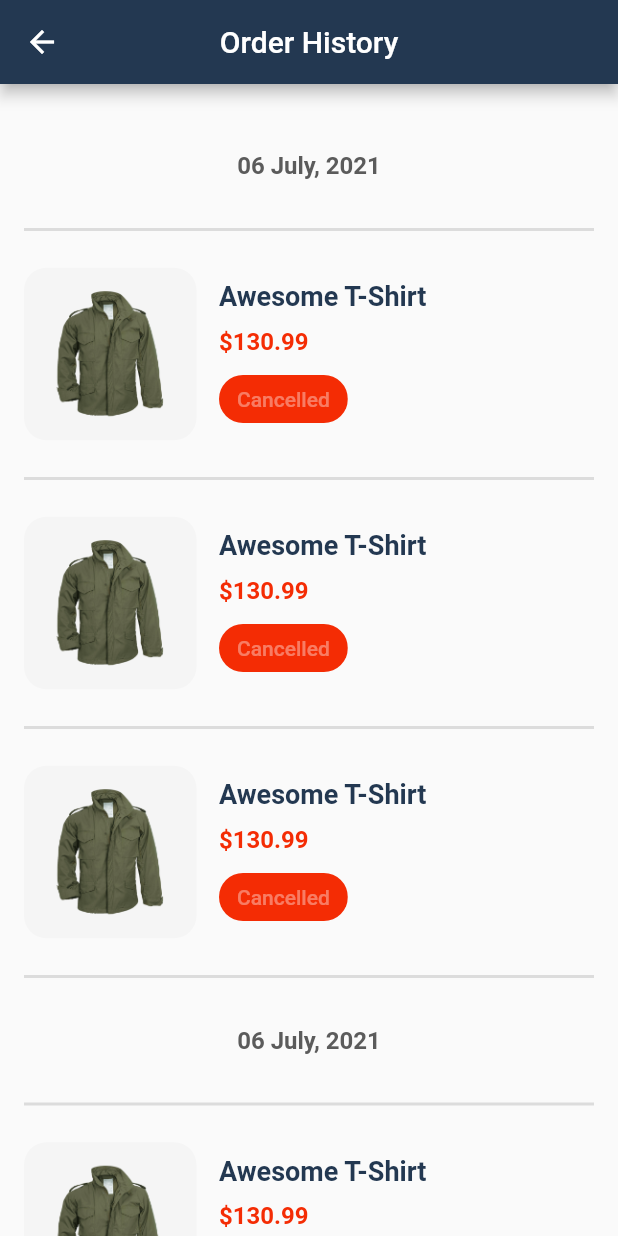
After one commit to ashikahmedfahim/Flutter-E-commerce, a Flutter app: the OrderHistoryPage screen opened directly, on a phone screen of 412 x 824 dp. The commit adds this screen. Run offline on Flutter 3.47's test engine with Material 2 defaults, Android fonts, the phone set to English and light mode, and no system bars; our stand-ins replace badges, flutter_svg, fluttertoast, modal_bottom_sheet, shared_preferences, video_player; accounts and stored records are empty.

Commit message:
order history page added and completed

```diff
--- /dev/null
+++ b/lib/components/order_history_each_date.dart
@@ -0,0 +1,37 @@
+import 'package:flutter/material.dart';
+import 'package:lacuna/components/order_history_single_product.dart';
+import 'package:lacuna/constants.dart';
+
+class OrderHistoryEachDate extends StatefulWidget {
+  const OrderHistoryEachDate({Key? key}) : super(key: key);
+
+  @override
+  _OrderHistoryEachDateState createState() => _OrderHistoryEachDateState();
+}
+
+class _OrderHistoryEachDateState extends State<OrderHistoryEachDate> {
+  @override
+  Widget build(BuildContext context) {
+    return Column(
+      children: const [
+        Padding(
+          padding: EdgeInsets.symmetric(vertical: 25.0),
+          child: Text(
+            "06 July, 2021",
+            style: TextStyle(
+              fontSize: 16.0,
+              fontWeight: FontWeight.bold,
+              color: kGreyText,
+            ),
+          ),
+        ),
+        Divider(
+          thickness: 2.0,
+        ),
+        OrderHistorySingleProduct(),
+        OrderHistorySingleProduct(),
+        OrderHistorySingleProduct(),
+      ],
+    );
+  }
+}
--- /dev/null
+++ b/lib/components/order_history_single_product.dart
@@ -0,0 +1,94 @@
+// Flutter imports:
+import 'package:flutter/material.dart';
+
+// Project imports:
+import '../constants.dart';
+
+class OrderHistorySingleProduct extends StatefulWidget {
+  const OrderHistorySingleProduct({Key? key}) : super(key: key);
+
+  @override
+  _OrderHistorySingleProductState createState() =>
+      _OrderHistorySingleProductState();
+}
+
+class _OrderHistorySingleProductState extends State<OrderHistorySingleProduct> {
+  @override
+  Widget build(BuildContext context) {
+    return Column(
+      children: [
+        Padding(
+          padding: const EdgeInsets.symmetric(vertical: 16.0),
+          child: Row(
+            mainAxisAlignment: MainAxisAlignment.spaceBetween,
+            children: [
+              Row(
+                children: [
+                  Container(
+                    height: 115,
+                    width: 115,
+                    decoration: BoxDecoration(
+                      color: kProductDetailsImageBackground,
+                      borderRadius: BorderRadius.circular(15.0),
+                    ),
+                    child: const Padding(
+                      padding: EdgeInsets.all(15.0),
+                      child: Image(
+                          height: 60.0,
+                          width: 60.0,
+                          image: AssetImage('assets/images/latestTwo.png')),
+                    ),
+                  ),
+                  Padding(
+                    padding: const EdgeInsets.symmetric(
+                      horizontal: 15.0,
+                      vertical: 5.0,
+                    ),
+                    child: Column(
+                      crossAxisAlignment: CrossAxisAlignment.start,
+                      children: const [
+                        Padding(
+                          padding: EdgeInsets.symmetric(vertical: 5.0),
+                          child: Text(
+                            'Awesome T-Shirt',
+                            style: TextStyle(
+                              fontSize: 18.0,
+                              fontWeight: FontWeight.bold,
+                              color: kPrimaryColor,
+                            ),
+                          ),
+                        ),
+                        Padding(
+                          padding: EdgeInsets.symmetric(vertical: 5.0),
+                          child: Text(
+                            '\$130.99',
+                            style: TextStyle(
+                              fontSize: 16.0,
+                              fontWeight: FontWeight.bold,
+                              color: kPriceColor,
+                            ),
+                          ),
+                        ),
+                        ChoiceChip(
+                          label: Text('Cancelled'),
+                          selected: true,
+                          selectedColor: kPriceColor,
+                          labelStyle: TextStyle(
+                            color: kDarkTextColor,
+                          ),
+                        ),
+                      ],
+                    ),
+                  ),
+                ],
+              ),
+            ],
+          ),
+        ),
+        const Divider(
+          thickness: 2.0,
+        ),
+      ],
+    );
+  }
+}
--- a/lib/components/profile_button.dart
+++ b/lib/components/profile_button.dart
@@ -4,8 +4,12 @@ import 'package:lacuna/constants.dart';
 class ProfileButton extends StatelessWidget {
   final IconData buttonIcon;
   final String buttonName;
+  final String nextPage;
   const ProfileButton(
-      {Key? key, required this.buttonName, required this.buttonIcon})
+      {Key? key,
+      required this.buttonName,
+      required this.buttonIcon,
+      required this.nextPage})
       : super(key: key);
 
   @override
@@ -43,7 +47,7 @@ class ProfileButton extends StatelessWidget {
           ],
         ),
       ),
-      onTap: () => Navigator.pushNamed(context, 'setting/'),
+      onTap: () => Navigator.pushNamed(context, nextPage),
     );
   }
 }
--- a/lib/routes/route.dart
+++ b/lib/routes/route.dart
@@ -6,6 +6,7 @@ import 'package:lacuna/mock_data/data.dart';
 import 'package:lacuna/screens/cart_page.dart';
 import 'package:lacuna/screens/checkout_page.dart';
 import 'package:lacuna/screens/home_page.dart';
+import 'package:lacuna/screens/order_history_page.dart';
 import 'package:lacuna/screens/product_details_page.dart';
 import 'package:lacuna/screens/profile_page.dart';
 import 'package:lacuna/screens/search_page.dart';
@@ -31,6 +32,7 @@ Route<dynamic> lacunaGeneratedRoutes(RouteSettings settings) {
     'checkout/': (context) => const CheckOutPage(),
     'profile/': (context) => const ProfilePage(),
     'setting/': (context) => const SettingPage(),
+    'orderHistory/': (context) => const OrderHistoryPage(),
     'search/': (context) => SearchPage(
           searchTerm: settings.arguments! as String,
         ),
--- a/lib/screens/order_history_page.dart
+++ b/lib/screens/order_history_page.dart
@@ -1,11 +1,29 @@
 // Flutter imports:
 import 'package:flutter/material.dart';
+import 'package:lacuna/components/normal_appbar.dart';
+import 'package:lacuna/components/order_history_each_date.dart';
 
 class OrderHistoryPage extends StatelessWidget {
   const OrderHistoryPage({Key? key}) : super(key: key);
 
   @override
   Widget build(BuildContext context) {
-    return Container();
+    return Scaffold(
+      appBar: NormalAppBar(
+        appBar: AppBar(),
+        title: 'Order History',
+        disableIcon: true,
+      ),
+      body: SingleChildScrollView(
+          child: Padding(
+        padding: const EdgeInsets.symmetric(horizontal: 16.0, vertical: 20.0),
+        child: Column(
+          children: const [
+            OrderHistoryEachDate(),
+            OrderHistoryEachDate(),
+          ],
+        ),
+      )),
+    );
   }
 }
--- a/lib/screens/profile_page.dart
+++ b/lib/screens/profile_page.dart
@@ -85,10 +85,12 @@ class ProfilePage extends StatelessWidget {
                           ProfileButton(
                             buttonName: "User Settings",
                             buttonIcon: Icons.settings,
+                            nextPage: 'setting/',
                           ),
                           ProfileButton(
                             buttonName: "Order History",
                             buttonIcon: Icons.watch_later,
+                            nextPage: 'orderHistory/',
                           )
                         ],
                       ),
```
